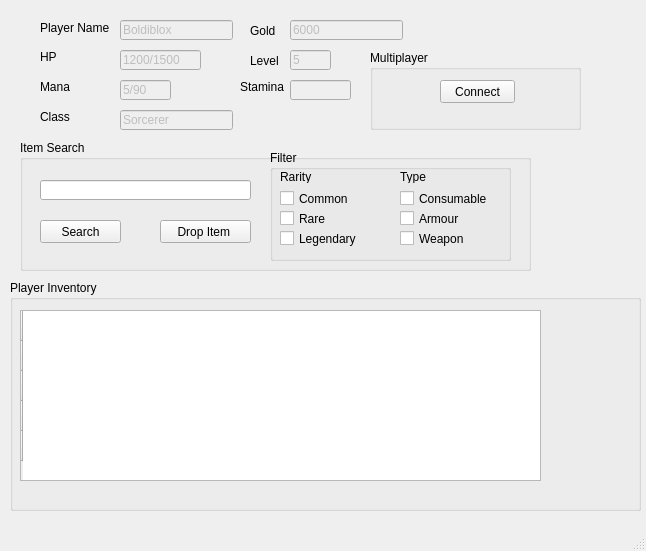
Above: Inventory.ui from senormaarij/DBS_Project_GameManageSys before the change. Below: the same form after it.
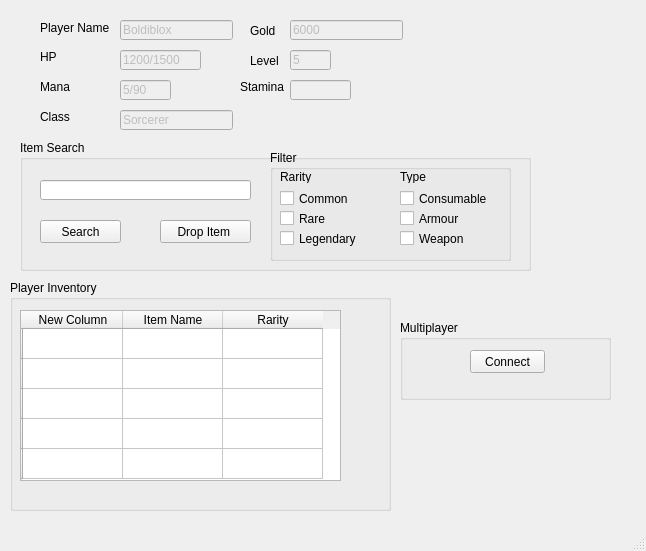
That is the form after the change.

```diff
--- a/Inventory.ui
+++ b/Inventory.ui
@@ -22,7 +22,7 @@
      <rect>
       <x>10</x>
       <y>280</y>
-      <width>631</width>
+      <width>381</width>
       <height>231</height>
      </rect>
     </property>
@@ -34,7 +34,7 @@
       <rect>
        <x>10</x>
        <y>30</y>
-       <width>521</width>
+       <width>321</width>
        <height>171</height>
       </rect>
      </property>
@@ -63,6 +63,21 @@
        <string/>
       </property>
      </row>
+     <column>
+      <property name="text">
+       <string>New Column</string>
+      </property>
+     </column>
+     <column>
+      <property name="text">
+       <string>Item Name</string>
+      </property>
+     </column>
+     <column>
+      <property name="text">
+       <string>Rarity</string>
+      </property>
+     </column>
     </widget>
    </widget>
    <widget class="QLabel" name="label">
@@ -434,8 +449,8 @@
    <widget class="QGroupBox" name="groupBox_4">
     <property name="geometry">
      <rect>
-      <x>370</x>
-      <y>50</y>
+      <x>400</x>
+      <y>320</y>
       <width>211</width>
       <height>80</height>
      </rect>
```
